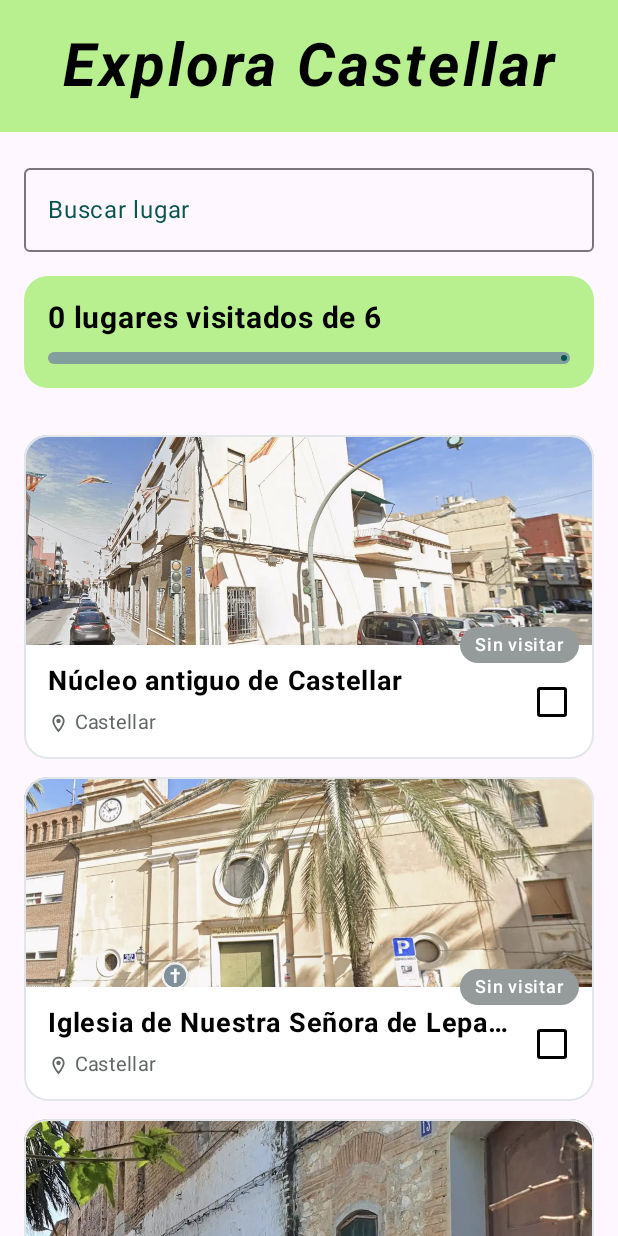
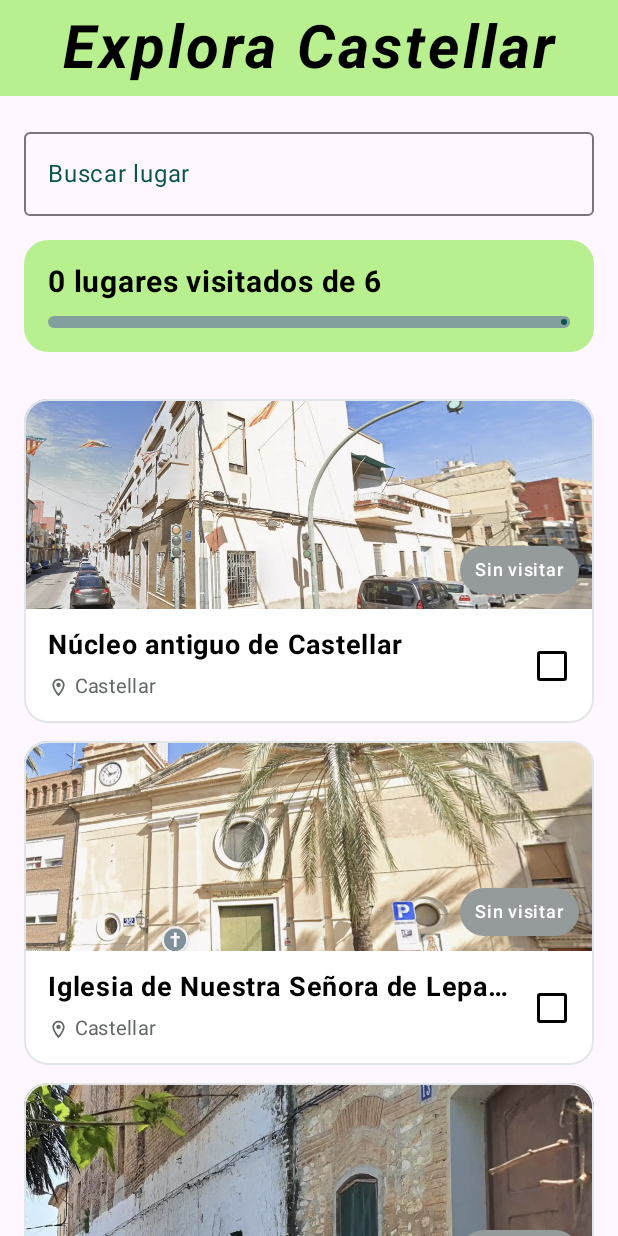
Before and after one commit to VoidVictor/ExploraCastellar, an Android app built with Jetpack Compose: the screen it shows after launch (MainActivity), on a phone screen of 412 x 824 dp. Run offline under Robolectric (Android 15) with nearby library versions, the phone set to English and light mode, and no system bars.

Commit message:
Arreglado el titulo en fuente grande. Componente de la insignia hecho.

```diff
--- a/app/src/main/java/com/victorbustos/exploracastellar/MainActivity.kt
+++ b/app/src/main/java/com/victorbustos/exploracastellar/MainActivity.kt
@@ -49,6 +49,8 @@ import androidx.compose.ui.text.style.TextOverflow
 import androidx.compose.ui.unit.dp
 import androidx.compose.ui.unit.sp
 import androidx.compose.foundation.lazy.items
+import androidx.compose.foundation.text.BasicText
+import androidx.compose.foundation.text.TextAutoSize
 import androidx.compose.material.icons.Icons
 import androidx.compose.material.icons.filled.Check
 import androidx.compose.material.icons.outlined.LocationOn
@@ -59,9 +61,9 @@ import androidx.compose.material3.ExperimentalMaterial3Api
 import androidx.compose.material3.MaterialTheme
 import androidx.compose.material3.OutlinedTextFieldDefaults
 import androidx.compose.material3.TopAppBarDefaults
-import androidx.compose.ui.graphics.vector.ImageVector
 import androidx.compose.ui.res.pluralStringResource
 import androidx.compose.ui.res.stringResource
+import androidx.compose.ui.text.TextStyle
 import androidx.compose.ui.tooling.preview.Preview
 import com.victorbustos.exploracastellar.data.model.Lugar
 import com.victorbustos.exploracastellar.data.DatosEjemplo
@@ -112,16 +114,27 @@ class MainActivity : ComponentActivity() {
 fun AppExplora() {
     Scaffold(
         topBar = {
-            CenterAlignedTopAppBar(title = { Text(stringResource(R.string.app_name),
-                Modifier.padding(20.dp),
-                fontSize = 40.sp,
+            CenterAlignedTopAppBar(
+                title = {
+                    BasicText(
+                        text = stringResource(R.string.app_name),
+                        maxLines = 1,
+                        autoSize = TextAutoSize.StepBased(
+                            minFontSize = 18.sp,
+                            maxFontSize = 40.sp
+                        ),
+                        style = TextStyle(
+                            color = MaterialTheme.colorScheme.onPrimary,
                             fontWeight = FontWeight.Bold,
                             fontStyle = FontStyle.Italic,
-                letterSpacing = 2.sp) },
+                            letterSpacing = 2.sp
+                        )
+                    )
+                },
                 colors = TopAppBarDefaults.centerAlignedTopAppBarColors(
-                    containerColor = MaterialTheme.colorScheme.primary,
-                    titleContentColor = MaterialTheme.colorScheme.onPrimary
-                ))
+                    containerColor = MaterialTheme.colorScheme.primary
+                )
+            )
         }
     ) { innerPadding -> PantallaPrincipal(Modifier.padding(innerPadding)) }
 }
@@ -224,7 +237,6 @@ fun BarraContador(visitados: Int, total: Int) {
 @Composable
 fun TarjetaLugar(lugar: Lugar, onVisitadoChange: (Boolean) -> Unit) {
     val altoFoto = 140.dp
-    val altoInsignia = 24.dp
 
     Card(
         modifier = Modifier.fillMaxWidth(),
@@ -232,8 +244,8 @@ fun TarjetaLugar(lugar: Lugar, onVisitadoChange: (Boolean) -> Unit) {
         colors = CardDefaults.cardColors(containerColor = MaterialTheme.colorScheme.surface),
         border = BorderStroke(1.dp, MaterialTheme.colorScheme.outlineVariant)
     ) {
+        Column {
             Box {
-            Column {
                 Image(
                     painter = painterResource(lugar.imagen),
                     contentDescription = stringResource(lugar.nombre),
@@ -242,6 +254,8 @@ fun TarjetaLugar(lugar: Lugar, onVisitadoChange: (Boolean) -> Unit) {
                         .fillMaxWidth()
                         .height(altoFoto)
                 )
+                InsigniaVisitado(visitado = lugar.visitado, modifier = Modifier.align(Alignment.BottomEnd).padding(10.dp))
+            }
 
             Row(
                 Modifier.padding(start = 16.dp, top = 12.dp, bottom = 12.dp, end = 4.dp),
@@ -265,7 +279,11 @@ fun TarjetaLugar(lugar: Lugar, onVisitadoChange: (Boolean) -> Unit) {
                             modifier = Modifier.size(14.dp)
                         )
                         Spacer(Modifier.width(4.dp))
-                            Text(stringResource(lugar.zona), fontSize = 13.sp, color = MaterialTheme.colorScheme.onSurfaceVariant)
+                        Text(
+                            stringResource(lugar.zona),
+                            fontSize = 13.sp,
+                            color = MaterialTheme.colorScheme.onSurfaceVariant
+                        )
                     }
                 }
                 Checkbox(
@@ -278,26 +296,26 @@ fun TarjetaLugar(lugar: Lugar, onVisitadoChange: (Boolean) -> Unit) {
                 )
             }
         }
+    }
+}
 
+@Composable
+fun InsigniaVisitado(visitado: Boolean, modifier: Modifier = Modifier) {
     val colorFondo by animateColorAsState(
-                targetValue = if (lugar.visitado) MaterialTheme.colorScheme.secondary else MaterialTheme.colorScheme.secondaryContainer
+        targetValue = if (visitado) MaterialTheme.colorScheme.secondary else MaterialTheme.colorScheme.secondaryContainer
     )
     val colorTextoInsignia by animateColorAsState(
-                targetValue = if (lugar.visitado) MaterialTheme.colorScheme.onSecondary else MaterialTheme.colorScheme.onSecondaryContainer
+        targetValue = if (visitado) MaterialTheme.colorScheme.onSecondary else MaterialTheme.colorScheme.onSecondaryContainer
     )
-            val textoInsignia = if (lugar.visitado) stringResource(R.string.visitado) else stringResource(
-                R.string.sin_visitar
-            )
+    val textoInsignia = if (visitado) stringResource(R.string.visitado) else stringResource(R.string.sin_visitar)
+
     Row(
-                Modifier
-                    .align(Alignment.TopEnd)
-                    .padding(top = altoFoto - altoInsignia / 2, end = 10.dp)
-                    .height(altoInsignia)
+        modifier
             .background(colorFondo, RoundedCornerShape(50))
-                    .padding(horizontal = 10.dp),
+            .padding(horizontal = 10.dp, vertical = 4.dp),
         verticalAlignment = Alignment.CenterVertically
     ) {
-                if (lugar.visitado) {
+        if (visitado) {
             Icon(
                 Icons.Filled.Check,
                 contentDescription = null,
@@ -314,8 +332,6 @@ fun TarjetaLugar(lugar: Lugar, onVisitadoChange: (Boolean) -> Unit) {
         )
     }
 }
-    }
-}
 
 @Preview(name = "Claro", locale = "es", showBackground = true)
 @Preview(name = "Oscuro", locale = "es", uiMode = Configuration.UI_MODE_NIGHT_YES, showBackground = true)
```
Lines whose indentation alone changed are shown as unchanged.
